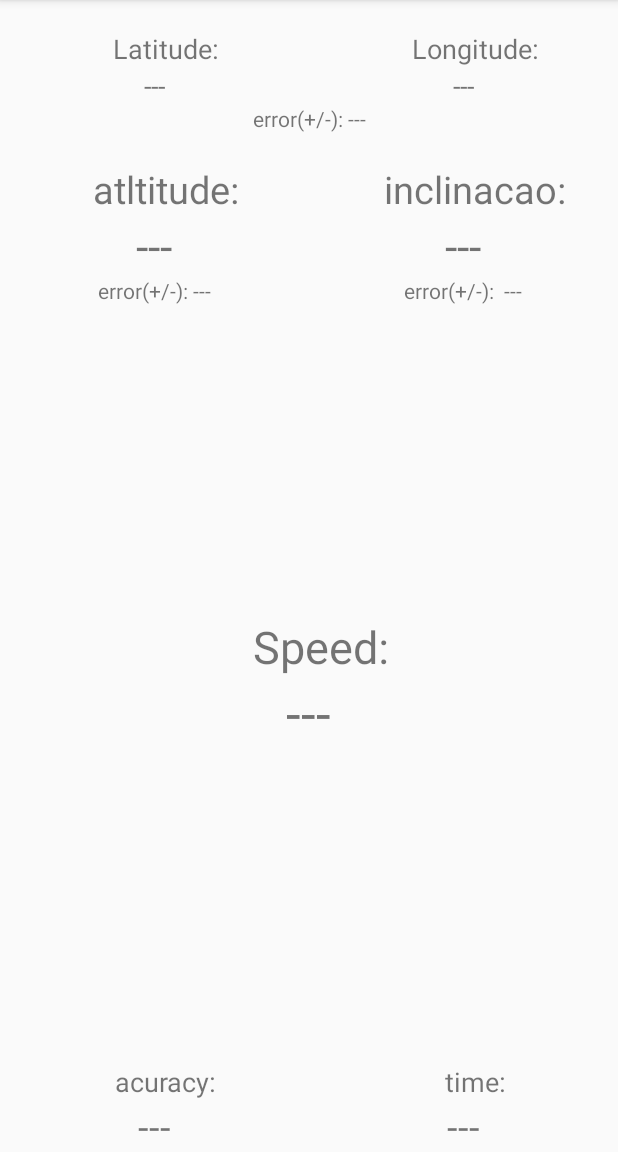
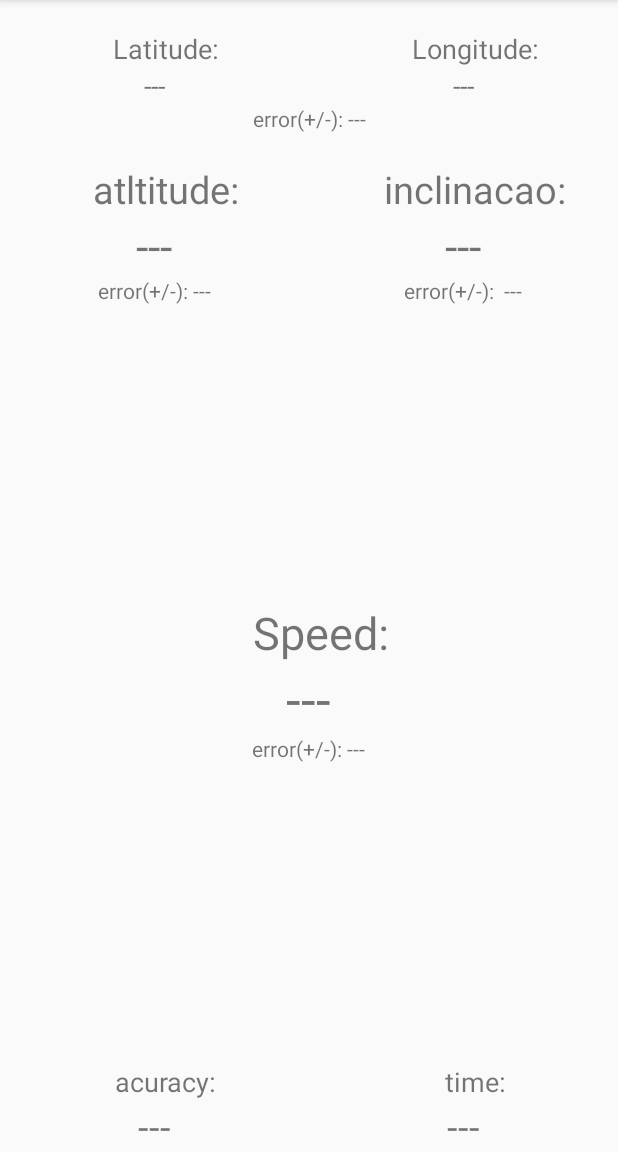
Before and after one commit to GustavoPeglowKuhn/Speedometer, an Android app: the screen it shows after launch (HomeActivity), on a phone screen of 412 x 824 dp, the part 84-1236 px from its top. Run offline under Robolectric (Android 15) with nearby library versions, the phone set to English and light mode, and no system bars; libraries missing offline, so code that uses them is left out: im.delight.android.

Commit message:
add erros das leituras

```diff
--- a/app/src/main/java/com/alemao/speedometer/activity/HomeActivity.java
+++ b/app/src/main/java/com/alemao/speedometer/activity/HomeActivity.java
@@ -36,8 +36,11 @@ public class HomeActivity extends AppCompatActivity {
     private TextView txtLon;
     private TextView txtLat;
     private TextView txtAlt;
+    private TextView txtAltError;
     private TextView txtInc;
+    private TextView txtIncError;
     private TextView txtSpeed;
+    private TextView txtSpeedError;
     private TextView txtAcu;
     private TextView txtTime;
 
@@ -56,8 +59,11 @@ public class HomeActivity extends AppCompatActivity {
         txtLon = findViewById(R.id.home_lon);
         txtLat = findViewById(R.id.home_lat);
         txtAlt = findViewById(R.id.home_alt);
+        txtAltError = findViewById(R.id.home_alt_error);
         txtInc = findViewById(R.id.home_inc);
+        txtIncError = findViewById(R.id.home_inc_error);
         txtSpeed = findViewById(R.id.home_speed);
+        txtSpeedError = findViewById(R.id.home_speed_error);
         txtAcu = findViewById(R.id.home_acu);
         txtTime = findViewById(R.id.home_time);
 
@@ -96,10 +102,17 @@ public class HomeActivity extends AppCompatActivity {
 
                 txtLon.setText(DegressFormater.format(locAvgFilter.getLongitude()));
                 txtLat.setText(DegressFormater.format(locAvgFilter.getLatitude()));
+                txtAcu.setText(String.format(getResources().getString(R.string.distance_error_formater), locAvgFilter.getAccuracy()));
+
                 txtAlt.setText(String.format(getResources().getString(R.string.distance_formater), locAvgFilter.getAltitude()));
+                txtAltError.setText(String.format(getResources().getString(R.string.distance_error_formater), locAvgFilter.getVerticalAccuracyMeters()));
+
                 txtInc.setText(String.format(getResources().getString(R.string.degress_formater),locAvgFilter.getBearing(),  (char)0x00B0));
+                txtIncError.setText(String.format(getResources().getString(R.string.degress_error_formater),locAvgFilter.getBearingAccuracyDegrees(),  (char)0x00B0));
+
                 txtSpeed.setText(String.format(getResources().getString(R.string.speed_formater), locAvgFilter.getSpeed()));
-                txtAcu.setText(String.format(getResources().getString(R.string.distance_formater), locAvgFilter.getAccuracy()));
+                txtSpeedError.setText(String.format(getResources().getString(R.string.speed_error_formater), locAvgFilter.getSpeedAccuracyMetersPerSecond()*3.6));
+
                 txtTime.setText(String.format(getResources().getString(R.string.time_formater),location.getTime()/1000));
             }
         }
--- a/app/src/main/res/layout/content_home.xml
+++ b/app/src/main/res/layout/content_home.xml
@@ -56,6 +56,7 @@
         </LinearLayout>
     </LinearLayout>
     <TextView
+        android:id="@+id/home_acu"
         android:layout_width="match_parent"
         android:layout_height="wrap_content"
         android:text="@string/error"
@@ -86,6 +87,7 @@
                 android:textSize="@dimen/txt_size_3"
                 android:text="@string/start_value"/>
             <TextView
+                android:id="@+id/home_alt_error"
                 android:layout_width="wrap_content"
                 android:layout_height="wrap_content"
                 android:text="error(+/-): ---"/>
@@ -109,6 +111,7 @@
                 android:textSize="@dimen/txt_size_3"
                 android:text="@string/start_value"/>
             <TextView
+                android:id="@+id/home_inc_error"
                 android:layout_width="wrap_content"
                 android:layout_height="wrap_content"
                 android:text="error(+/-):  ---"/>
@@ -133,6 +136,11 @@
             android:layout_height="wrap_content"
             android:textSize="@dimen/txt_size_4"
             android:text="@string/start_value"/>
+        <TextView
+            android:id="@+id/home_speed_error"
+            android:layout_width="wrap_content"
+            android:layout_height="wrap_content"
+            android:text="@string/error"/>
     </LinearLayout>
 
     <!--Acu/Time-->
@@ -154,7 +162,6 @@
                 android:textSize="@dimen/txt_size_1"
                 android:text="@string/acuracy" />
             <TextView
-                android:id="@+id/home_acu"
                 android:layout_width="wrap_content"
                 android:layout_height="wrap_content"
                 android:textSize="@dimen/txt_size_2"
--- a/app/src/main/res/values/strings.xml
+++ b/app/src/main/res/values/strings.xml
@@ -10,12 +10,6 @@
     <string name="title_activity_home">Speedometer</string>
 
 
-    <!--formaters-->
-    <string name="speed_formater">%1$4.2f km/h</string>
-    <string name="distance_formater">%1$4.2f m</string>
-    <string name="time_formater">%1$d s</string>
-    <string name="degress_formater">%1$3.2f%2$c</string>
-    <string name="long_degress_formater">%1$3.5f%2$c</string>
     <string name="latitude">Latitude:</string>
     <string name="start_value">---</string>
     <string name="longitude">Longitude:</string>
@@ -25,4 +19,18 @@
     <string name="acuracy">acuracy:</string>
     <string name="time">time:</string>
     <string name="speed">Speed:</string>
+
+    <!--formaters-->
+    <string name="speed_formater">%1$4.2f km/h</string>
+    <string name="speed_error_formater">error(+/-): %1$4.2f km/h</string>
+
+    <string name="distance_formater">%1$4.2f m</string>
+    <string name="distance_error_formater">error(+/-): %1$4.2f m</string>
+
+    <string name="time_formater">%1$d s</string>
+
+    <string name="degress_formater">%1$3.2f%2$c</string>
+    <string name="degress_error_formater">error(+/-): %1$3.2f%2$c</string>
+
+    <string name="long_degress_formater">%1$3.5f%2$c</string>
 </resources>
```
